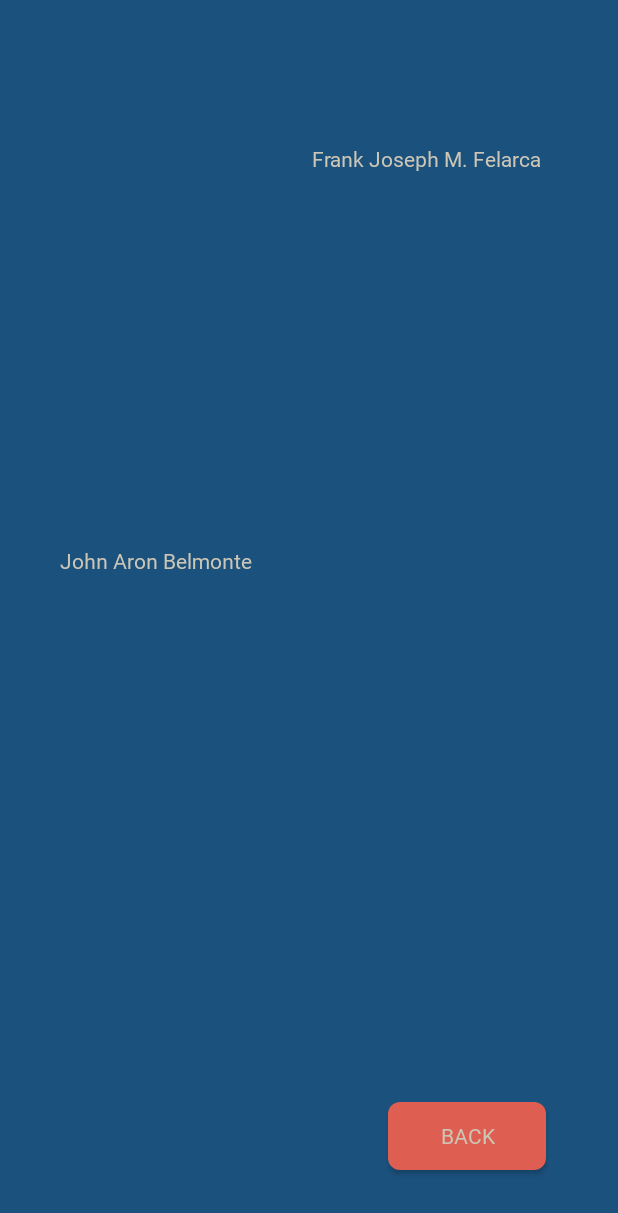
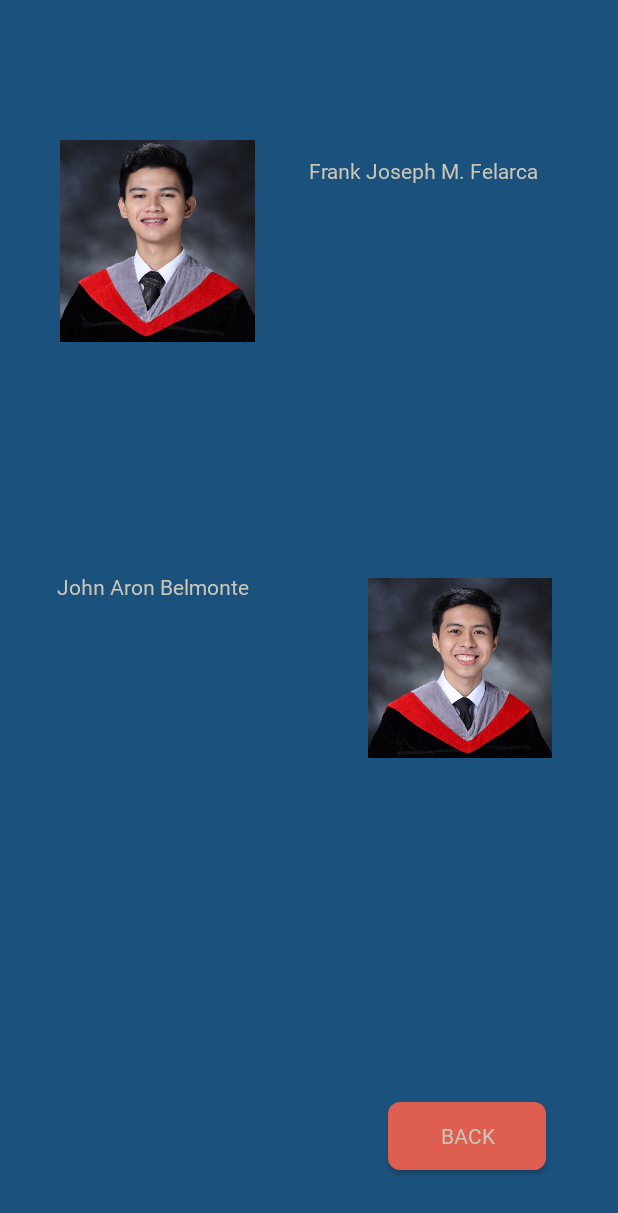
Before and after one commit to frankfelarca/WordGameApp, an Android app: the AboutUs screen opened directly, with no data from a screen before it, on a phone screen of 412 x 824 dp. Shown: the top 1213 px of the screen. Run offline under Robolectric (Android 15) with nearby library versions, the light colour scheme and no system bars.

Commit message:
-attached missing dev pics

```diff
--- a/app/src/main/res/layout/activity_about_us.xml
+++ b/app/src/main/res/layout/activity_about_us.xml
@@ -12,7 +12,8 @@
         android:layout_width="130dp"
         android:layout_height="153dp"
         android:layout_marginStart="40dp"
-        android:layout_marginTop="96dp"
+        android:layout_marginTop="84dp"
+        android:src="@drawable/d2"
         app:layout_constraintStart_toStartOf="parent"
         app:layout_constraintTop_toTopOf="parent"
         tools:srcCompat="@drawable/d2" />
@@ -21,33 +22,33 @@
         android:id="@+id/tvNameFrankFelarca"
         android:layout_width="186dp"
         android:layout_height="125dp"
-        android:layout_marginStart="208dp"
-        android:layout_marginTop="96dp"
+        android:layout_marginStart="36dp"
+        android:layout_marginBottom="8dp"
+        android:fontFamily="@font/adventures"
         android:text=" "
-        android:fontFamily="@font/adventures"
-        app:layout_constraintStart_toStartOf="parent"
-        app:layout_constraintTop_toTopOf="parent" />
+        app:layout_constraintBottom_toBottomOf="@+id/imageView"
+        app:layout_constraintStart_toEndOf="@+id/imageView" />
 
     <ImageView
         android:id="@+id/imageView2"
         android:layout_width="137dp"
         android:layout_height="120dp"
-        android:layout_marginEnd="36dp"
-        android:layout_marginBottom="80dp"
-        app:layout_constraintBottom_toTopOf="@+id/btnBack"
-        app:layout_constraintEnd_toEndOf="parent"
+        android:layout_marginStart="32dp"
+        android:layout_marginTop="156dp"
+        android:src="@drawable/d1"
+        app:layout_constraintStart_toEndOf="@+id/tvNameAronBelmonte"
+        app:layout_constraintTop_toBottomOf="@+id/tvNameFrankFelarca"
         tools:srcCompat="@drawable/d1" />
 
     <TextView
         android:id="@+id/tvNameAronBelmonte"
         android:layout_width="168dp"
         android:layout_height="125dp"
-        android:layout_marginStart="40dp"
-        android:layout_marginTop="364dp"
+        android:layout_marginTop="144dp"
+        android:fontFamily="@font/adventures"
         android:text=" "
-        android:fontFamily="@font/adventures"
-        app:layout_constraintStart_toStartOf="parent"
-        app:layout_constraintTop_toTopOf="parent" />
+        app:layout_constraintEnd_toStartOf="@+id/tvNameFrankFelarca"
+        app:layout_constraintTop_toBottomOf="@+id/imageView" />
 
     <Button
         android:id="@+id/btnBack"
```
